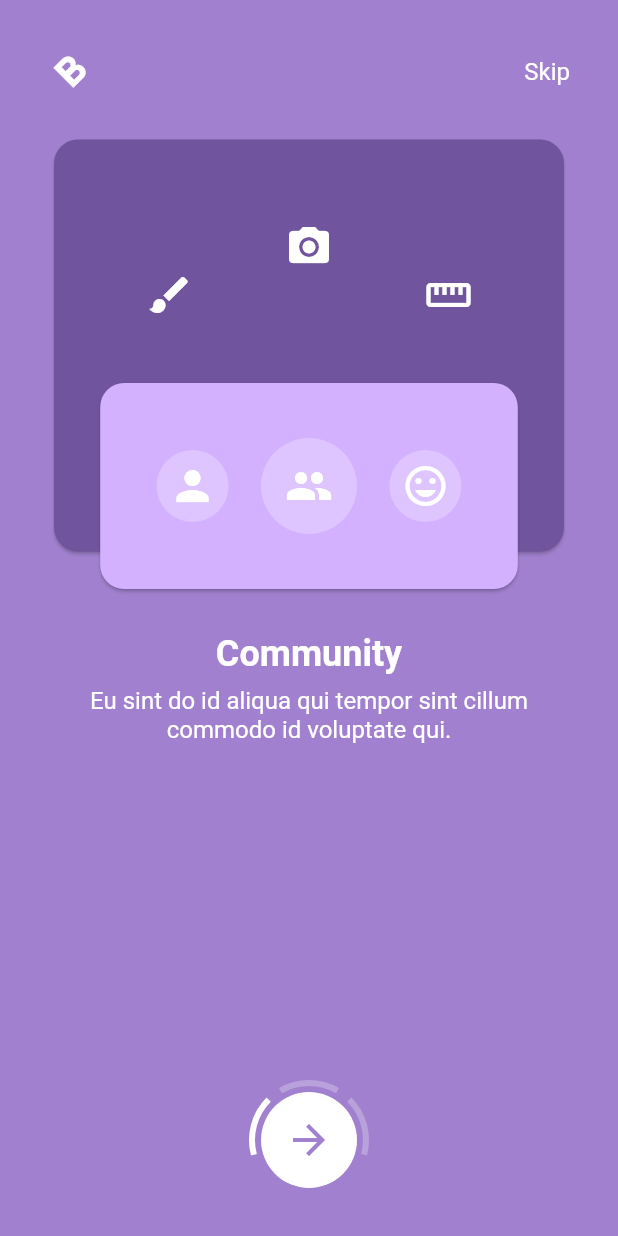
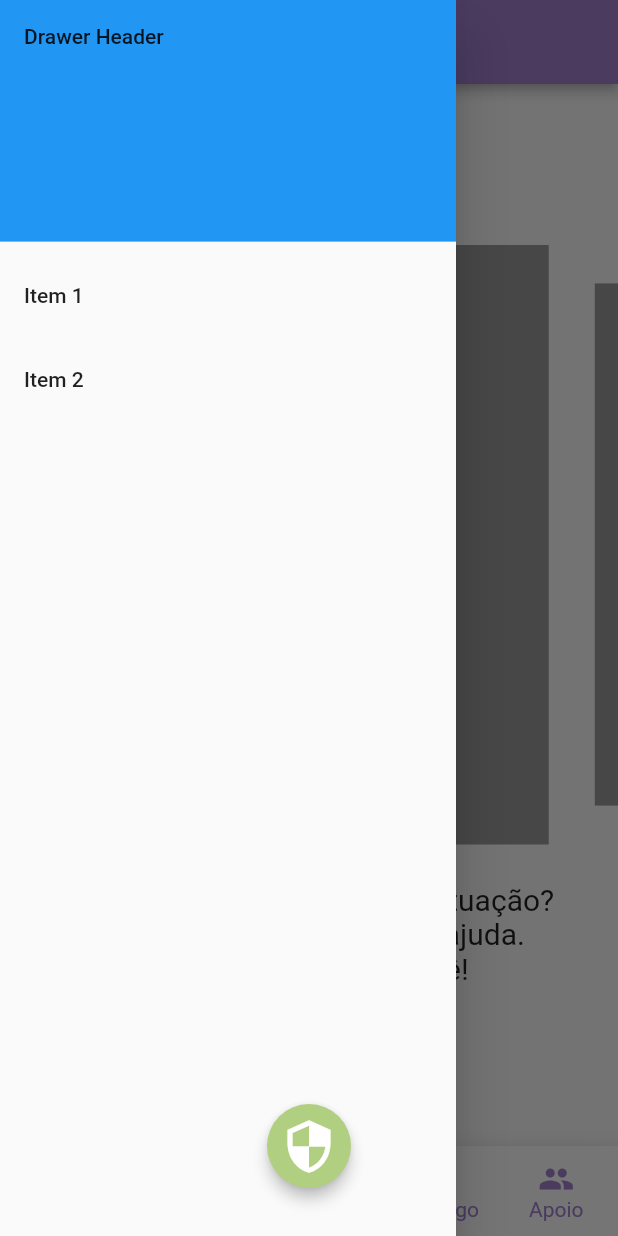
Before and after one commit to JheeKeyth/hackatanga, a Flutter app: the screen it shows after launch, with the side drawer open (before the commit the screen has no drawer), on a phone screen of 412 x 824 dp. Run offline on Flutter 3.47's test engine with Material 2 defaults, Android fonts, the phone set to English and light mode, and no system bars; drawn by our look-alikes of carousel_slider; our stand-ins replace cloud_firestore, google_sign_in; accounts and stored records are empty.

Commit message:
Tela Home

```diff
--- a/lib/main.dart
+++ b/lib/main.dart
@@ -1,5 +1,6 @@
 //imports flutter
 import 'package:flutter/material.dart';
+import 'package:hackatanga_project/screens/home/home.dart';
 
 //imports local
 import 'package:hackatanga_project/screens/tour/tour.dart';
@@ -13,9 +14,10 @@
         home: Builder(
           builder: (BuildContext context){
             var screenHeight = MediaQuery.of(context).size.height;
-            return Tour(
-              screenHeight: screenHeight,
-            );
+            return Home();
+//            Tour(
+//              screenHeight: screenHeight,
+//            );
           },
         ),
       ),
--- a/lib/routes.dart
+++ /dev/null
@@ -1,12 +0,0 @@
-// imports Flutter
-import 'package:flutter/widgets.dart';
-// imports local pages
-import 'package:hackatanga_project/screens/home/home_page.dart';
-import 'package:hackatanga_project/screens/tour/tour.dart';
-
-//Routes
-final Map<String, WidgetBuilder> routes = <String, WidgetBuilder>{
-  "/" : (BuildContext context) => Tour(),
-  "/home" : (BuildContext context) => HomePage(),
-  //TODO: Describe application routes.
-};
--- a/lib/screens/chat/chat.dart
+++ b/lib/screens/chat/chat.dart
@@ -1,5 +1,4 @@
 import 'package:flutter/material.dart';
-import 'package:firebase_core/firebase_core.dart';
 import 'package:cloud_firestore/cloud_firestore.dart';
 
 Query query =
--- /dev/null
+++ b/lib/screens/home/components/anchored_overlay.dart
@@ -0,0 +1,135 @@
+import 'package:flutter/material.dart';
+
+class AnchoredOverlay extends StatelessWidget {
+  final bool showOverlay;
+  final Widget Function(BuildContext, Offset anchor) overlayBuilder;
+  final Widget child;
+
+  AnchoredOverlay({
+    this.showOverlay,
+    this.overlayBuilder,
+    this.child,
+  });
+
+  @override
+  Widget build(BuildContext context) {
+    return new Container(
+      child: new LayoutBuilder(builder: (BuildContext context, BoxConstraints constraints) {
+        return new OverlayBuilder(
+          showOverlay: showOverlay,
+          overlayBuilder: (BuildContext overlayContext) {
+            RenderBox box = context.findRenderObject() as RenderBox;
+            final center = box.size.center(box.localToGlobal(const Offset(0.0, 0.0)));
+
+            return overlayBuilder(overlayContext, center);
+          },
+          child: child,
+        );
+      }),
+    );
+  }
+}
+
+class OverlayBuilder extends StatefulWidget {
+  final bool showOverlay;
+  final Function(BuildContext) overlayBuilder;
+  final Widget child;
+
+  OverlayBuilder({
+    this.showOverlay = false,
+    this.overlayBuilder,
+    this.child,
+  });
+
+  @override
+  _OverlayBuilderState createState() => new _OverlayBuilderState();
+}
+
+class _OverlayBuilderState extends State<OverlayBuilder> {
+  OverlayEntry overlayEntry;
+
+  @override
+  void initState() {
+    super.initState();
+
+    if (widget.showOverlay) {
+      WidgetsBinding.instance.addPostFrameCallback((_) => showOverlay());
+    }
+  }
+
+  @override
+  void didUpdateWidget(OverlayBuilder oldWidget) {
+    super.didUpdateWidget(oldWidget);
+    WidgetsBinding.instance.addPostFrameCallback((_) => syncWidgetAndOverlay());
+  }
+
+  @override
+  void reassemble() {
+    super.reassemble();
+    WidgetsBinding.instance.addPostFrameCallback((_) => syncWidgetAndOverlay());
+  }
+
+  @override
+  void dispose() {
+    if (isShowingOverlay()) {
+      hideOverlay();
+    }
+
+    super.dispose();
+  }
+
+  bool isShowingOverlay() => overlayEntry != null;
+
+  void showOverlay() {
+    overlayEntry = new OverlayEntry(
+      builder: widget.overlayBuilder,
+    );
+    addToOverlay(overlayEntry);
+  }
+
+  void addToOverlay(OverlayEntry entry) async {
+    print('addToOverlay');
+    Overlay.of(context).insert(entry);
+  }
+
+  void hideOverlay() {
+    print('hideOverlay');
+    overlayEntry.remove();
+    overlayEntry = null;
+  }
+
+  void syncWidgetAndOverlay() {
+    if (isShowingOverlay() && !widget.showOverlay) {
+      hideOverlay();
+    } else if (!isShowingOverlay() && widget.showOverlay) {
+      showOverlay();
+    }
+  }
+
+  @override
+  Widget build(BuildContext context) {
+    return widget.child;
+  }
+}
+
+class CenterAbout extends StatelessWidget {
+  final Offset position;
+  final Widget child;
+
+  CenterAbout({
+    this.position,
+    this.child,
+  });
+
+  @override
+  Widget build(BuildContext context) {
+    return new Positioned(
+      top: position.dy,
+      left: position.dx,
+      child: new FractionalTranslation(
+        translation: const Offset(-0.5, -0.5),
+        child: child,
+      ),
+    );
+  }
+}
--- /dev/null
+++ b/lib/screens/home/components/bottom_navigation_bar.dart
@@ -0,0 +1,13 @@
+import 'package:flutter/material.dart';
+
+class BottomNavigationBar extends StatefulWidget {
+  @override
+  _BottomNavigationBarState createState() => _BottomNavigationBarState();
+}
+
+class _BottomNavigationBarState extends State<BottomNavigationBar> {
+  @override
+  Widget build(BuildContext context) {
+    return Container();
+  }
+}
--- /dev/null
+++ b/lib/screens/home/components/drawer.dart
@@ -0,0 +1,37 @@
+import 'package:flutter/material.dart';
+
+class DrawerMenu extends StatefulWidget {
+  @override
+  _DrawerState createState() => _DrawerState();
+}
+
+class _DrawerState extends State<DrawerMenu> {
+  @override
+  Widget build(BuildContext context) {
+    return ListView(
+      padding: EdgeInsets.zero,
+      children: <Widget>[
+        DrawerHeader(
+          child: Text('Drawer Header'),
+          decoration: BoxDecoration(
+            color: Colors.blue,
+          ),
+        ),
+        ListTile(
+          title: Text('Item 1'),
+          onTap: () {
+            // Update the state of the app.
+            // ...
+          },
+        ),
+        ListTile(
+          title: Text('Item 2'),
+          onTap: () {
+            // Update the state of the app.
+            // ...
+          },
+        ),
+      ],
+    );
+  }
+}
--- /dev/null
+++ b/lib/screens/home/components/fab_bottom_app_bar.dart
@@ -0,0 +1,117 @@
+import 'package:flutter/material.dart';
+
+class FABBottomAppBarItem {
+  FABBottomAppBarItem({this.iconData, this.text});
+  IconData iconData;
+  String text;
+}
+
+class FABBottomAppBar extends StatefulWidget {
+  FABBottomAppBar({
+    this.items,
+    this.centerItemText,
+    this.height: 60.0,
+    this.iconSize: 24.0,
+    this.backgroundColor,
+    this.color,
+    this.selectedColor,
+    this.notchedShape,
+    this.onTabSelected,
+  }) {
+    assert(this.items.length == 2 || this.items.length == 4);
+  }
+  final List<FABBottomAppBarItem> items;
+  final String centerItemText;
+  final double height;
+  final double iconSize;
+  final Color backgroundColor;
+  final Color color;
+  final Color selectedColor;
+  final NotchedShape notchedShape;
+  final ValueChanged<int> onTabSelected;
+
+  @override
+  State<StatefulWidget> createState() => FABBottomAppBarState();
+}
+
+class FABBottomAppBarState extends State<FABBottomAppBar> {
+  int _selectedIndex = 0;
+
+  _updateIndex(int index) {
+    widget.onTabSelected(index);
+    setState(() {
+      _selectedIndex = index;
+    });
+  }
+
+  @override
+  Widget build(BuildContext context) {
+    List<Widget> items = List.generate(widget.items.length, (int index) {
+      return _buildTabItem(
+        item: widget.items[index],
+        index: index,
+        onPressed: _updateIndex,
+      );
+    });
+    items.insert(items.length >> 1, _buildMiddleTabItem());
+
+    return BottomAppBar(
+      shape: widget.notchedShape,
+      child: Row(
+        mainAxisSize: MainAxisSize.max,
+        mainAxisAlignment: MainAxisAlignment.spaceAround,
+        children: items,
+      ),
+      color: widget.backgroundColor,
+    );
+  }
+
+  Widget _buildMiddleTabItem() {
+    return Expanded(
+      child: SizedBox(
+        height: widget.height,
+        child: Column(
+          mainAxisSize: MainAxisSize.min,
+          mainAxisAlignment: MainAxisAlignment.center,
+          children: <Widget>[
+            SizedBox(height: widget.iconSize),
+            Text(
+              widget.centerItemText ?? '',
+              style: TextStyle(color: widget.color),
+            ),
+          ],
+        ),
+      ),
+    );
+  }
+
+  Widget _buildTabItem({
+    FABBottomAppBarItem item,
+    int index,
+    ValueChanged<int> onPressed,
+  }) {
+    Color color = _selectedIndex == index ? widget.selectedColor : widget.color;
+    return Expanded(
+      child: SizedBox(
+        height: widget.height,
+        child: Material(
+          type: MaterialType.transparency,
+          child: InkWell(
+            onTap: () => onPressed(index),
+            child: Column(
+              mainAxisSize: MainAxisSize.min,
+              mainAxisAlignment: MainAxisAlignment.center,
+              children: <Widget>[
+                Icon(item.iconData, color: color, size: widget.iconSize),
+                Text(
+                  item.text,
+                  style: TextStyle(color: color),
+                )
+              ],
+            ),
+          ),
+        ),
+      ),
+    );
+  }
+}
--- /dev/null
+++ b/lib/screens/home/components/fab_with_icons.dart
@@ -0,0 +1,84 @@
+import 'package:flutter/material.dart';
+
+class FabWithIcons extends StatefulWidget {
+  FabWithIcons({this.icons, this.onIconTapped});
+  final List<IconData> icons;
+  ValueChanged<int> onIconTapped;
+  @override
+  State createState() => FabWithIconsState();
+}
+
+class FabWithIconsState extends State<FabWithIcons> with TickerProviderStateMixin {
+  AnimationController _controller;
+
+  @override
+  void initState() {
+    super.initState();
+    _controller = AnimationController(
+      vsync: this,
+      duration: const Duration(milliseconds: 250),
+    );
+  }
+
+  @override
+  Widget build(BuildContext context) {
+    return Column(
+      mainAxisAlignment: MainAxisAlignment.center,
+      mainAxisSize: MainAxisSize.min,
+      children: List.generate(widget.icons.length, (int index) {
+        return _buildChild(index);
+      }).toList()..add(
+        _buildFab(),
+      ),
+    );
+  }
+
+  Widget _buildChild(int index) {
+    Color backgroundColor = Theme.of(context).cardColor;
+    Color foregroundColor = Theme.of(context).accentColor;
+    return Container(
+      height: 70.0,
+      width: 56.0,
+      alignment: FractionalOffset.topCenter,
+      child: ScaleTransition(
+        scale: CurvedAnimation(
+          parent: _controller,
+          curve: Interval(
+              0.0,
+              1.0 - index / widget.icons.length / 2.0,
+              curve: Curves.easeOut
+          ),
+        ),
+        child: FloatingActionButton(
+          backgroundColor: backgroundColor,
+          mini: true,
+          child: Icon(widget.icons[index], color: foregroundColor),
+          onPressed: () => _onTapped(index),
+        ),
+      ),
+    );
+  }
+
+  Widget _buildFab() {
+    return FloatingActionButton(
+      onPressed: () {
+        if (_controller.isDismissed) {
+          _controller.forward();
+        } else {
+          _controller.reverse();
+        }
+      },
+      child: Icon(
+        Icons.security,
+        color: Colors.white,
+        size: 38,
+      ),
+      elevation: 4.0,
+    );
+  }
+
+  void _onTapped(int index) {
+    _controller.reverse();
+    widget.onIconTapped(index);
+  }
+}
--- /dev/null
+++ b/lib/screens/home/home.dart
@@ -0,0 +1,97 @@
+import 'package:flutter/material.dart';
+import 'package:hackatanga_project/screens/home/components/fab_bottom_app_bar.dart';
+import 'package:hackatanga_project/screens/home/components/anchored_overlay.dart';
+import 'package:hackatanga_project/screens/home/components/drawer.dart';
+import 'package:hackatanga_project/screens/home/components/fab_with_icons.dart';
+import 'package:hackatanga_project/screens/home/pages/home_page.dart';
+import 'package:hackatanga_project/theme/constants.dart';
+
+class Home extends StatefulWidget {
+  @override
+  _HomePageState createState() => _HomePageState();
+}
+
+class _HomePageState extends State<Home> {
+  int _lastSelected = 0;
+
+  void _selectedTab(int index) {
+    setState(() {
+      _lastSelected = index;
+    });
+  }
+
+  void _selectedFab(int index) {
+    setState(() {
+      _lastSelected = index;
+    });
+  }
+
+  @override
+  Widget build(BuildContext context) {
+    return Scaffold(
+      appBar: AppBar(
+        title: Text(
+          title_app,
+          textAlign: TextAlign.center,
+        ),
+        elevation: 3,
+      ),
+      drawer: Drawer(
+        child: DrawerMenu(),
+      ),
+      floatingActionButtonLocation: FloatingActionButtonLocation.centerDocked,
+      floatingActionButton: _buildFab(context),
+      body: _screensHome(_lastSelected),
+      bottomNavigationBar: FABBottomAppBar(
+        //centerItemText: 'A',
+        color: Color(0xFFa181cf),
+        selectedColor: Color(0xFFa181cf),
+        notchedShape: CircularNotchedRectangle(),
+        onTabSelected: _selectedTab,
+        items: [
+          FABBottomAppBarItem(iconData: Icons.home, text: 'Home'),
+          FABBottomAppBarItem(iconData: Icons.gavel, text: 'Jurídico'),
+          FABBottomAppBarItem(iconData: Icons.person, text: 'Psicologo'),
+          FABBottomAppBarItem(iconData: Icons.group, text: 'Apoio'),
+        ],
+      ),
+    );
+  }
+
+  Widget _buildFab(BuildContext context) {
+    final icons = [Icons.phone, Icons.textsms];
+    return AnchoredOverlay(
+      showOverlay: true,
+      overlayBuilder: (context, offset) {
+        return CenterAbout(
+          position: Offset(offset.dx, offset.dy - icons.length * 35.0),
+          child: FabWithIcons(
+            icons: icons,
+            onIconTapped: _selectedFab,
+          ),
+        );
+      },
+      child: FloatingActionButton(
+        onPressed: () {},
+        child: Icon(
+          Icons.security,
+          color: Colors.white,
+          size: 40,
+        ),
+        elevation: 5.0,
+      ),
+    );
+  }
+
+  Widget _screensHome(int index){
+    if(index == 0){
+      return HomePage();
+    } else if(index == 1){
+      return Container(color: Colors.amber);
+    } else if(index == 2){
+      return Container(color: Colors.deepOrange);
+    } else if(index == 3){
+      return Container(color: Colors.pinkAccent);
+    }
+  }
+}
--- a/lib/screens/home/home_page.dart
+++ /dev/null
@@ -1,15 +0,0 @@
-import 'package:flutter/material.dart';
-
-class HomePage extends StatefulWidget {
-  @override
-  _HomePageState createState() => _HomePageState();
-}
-
-class _HomePageState extends State<HomePage> {
-  @override
-  Widget build(BuildContext context) {
-    return Container(
-      color: Colors.blue,
-    );
-  }
-}
--- /dev/null
+++ b/lib/screens/home/pages/home_page.dart
@@ -0,0 +1,63 @@
+import 'package:flutter/material.dart';
+import 'package:carousel_slider/carousel_slider.dart';
+
+class HomePage extends StatefulWidget {
+  @override
+  _HomePageState createState() => _HomePageState();
+}
+
+class _HomePageState extends State<HomePage> {
+  @override
+  Widget build(BuildContext context) {
+    return Center(
+      child: Column(
+        crossAxisAlignment: CrossAxisAlignment.center,
+        mainAxisAlignment: MainAxisAlignment.center,
+        children: [
+          CarouselSlider(
+            options: CarouselOptions(
+              height: 400,
+              initialPage: 0,
+              enableInfiniteScroll: true,
+              reverse: false,
+              autoPlay: true,
+              autoPlayInterval: Duration(seconds: 15),
+              autoPlayAnimationDuration: Duration(milliseconds: 800),
+              autoPlayCurve: Curves.fastOutSlowIn,
+              enlargeCenterPage: true,
+              scrollDirection: Axis.horizontal,
+            ),
+            items: [1, 2, 3, 4, 5].map((i) {
+              return Builder(
+                builder: (BuildContext context) {
+                  return Container(
+                      width: MediaQuery.of(context).size.width,
+                      margin: EdgeInsets.symmetric(horizontal: 5.0),
+                      decoration: BoxDecoration(color: Colors.black38),
+                      child: Center(
+                        child: Text(
+                          'Uma possível imagem $i',
+                          textAlign: TextAlign.center,
+                          style: TextStyle(fontSize: 16.0, color: Colors.white),
+                        ),
+                      ));
+                },
+              );
+            }).toList(),
+          ),
+          Container(
+            padding: EdgeInsets.only(top: 25),
+            alignment: Alignment.center,
+            child: Text(
+              'Se identificou com alguma situação? \n Não tenha medo de pedir ajuda.\n Estamos aqui por você!',
+              textAlign: TextAlign.center,
+              style: TextStyle(
+                fontSize: 20
+              ),
+            ),
+          )
+        ],
+      ),
+    );
+  }
+}
--- a/lib/screens/login/login_controller.dart
+++ b/lib/screens/login/login_controller.dart
@@ -1,6 +1,6 @@
 import 'package:flutter/material.dart';
 import 'package:google_sign_in/google_sign_in.dart';
-import 'package:hackatanga_project/screens/home/home_page.dart';
+import 'package:hackatanga_project/screens/home/home.dart';
 import 'package:hackatanga_project/screens/tour/tour.dart';
 
 class LoginController {
@@ -12,7 +12,7 @@
       Navigator.of(context).push(
         MaterialPageRoute(
           builder: (context) {
-            return HomePage();
+            return Home();
           },
         ),
       );
--- a/pubspec.yaml
+++ b/pubspec.yaml
@@ -34,6 +34,7 @@
   cloud_firestore: ^0.14.0
   google_sign_in: ^4.4.4
   image_picker: ^0.6.7+4
+  carousel_slider: ^2.2.1
 
 
 dev_dependencies:
```
Also changed, not shown: lib/screens/home/pages/juristical_page.dart (added), lib/screens/home/pages/psychologist_page.dart (added).
